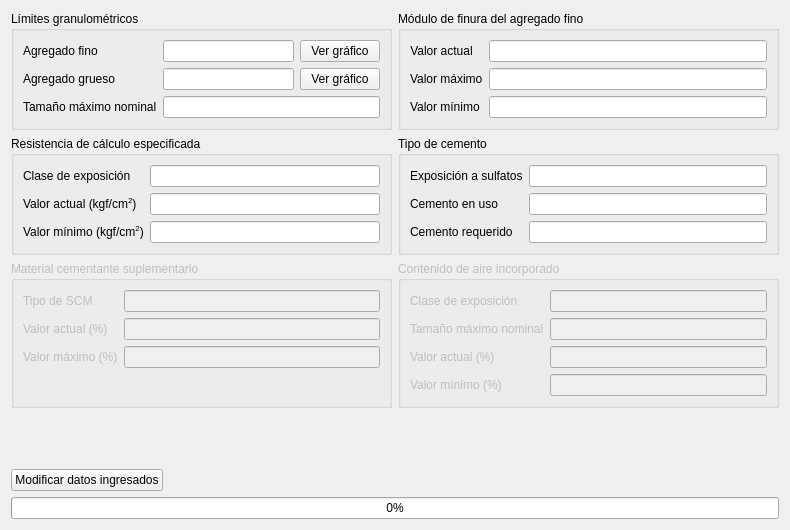
Old version of the form gui/ui/check_design_widget.ui in the repository AMK-ULTRA/Concretus.
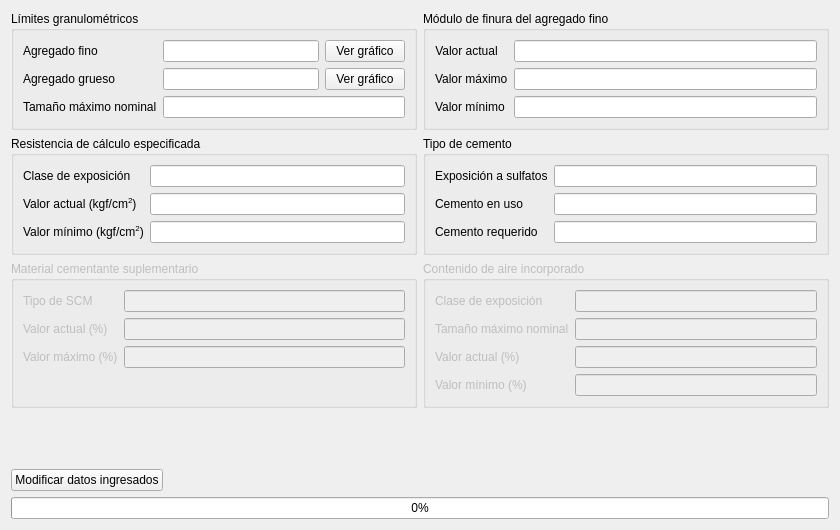
New version of the form. Icons and pictures are not drawn.

```diff
--- a/gui/ui/check_design_widget.ui
+++ b/gui/ui/check_design_widget.ui
@@ -6,7 +6,7 @@
    <rect>
     <x>0</x>
     <y>0</y>
-    <width>790</width>
+    <width>840</width>
     <height>530</height>
    </rect>
   </property>
```
